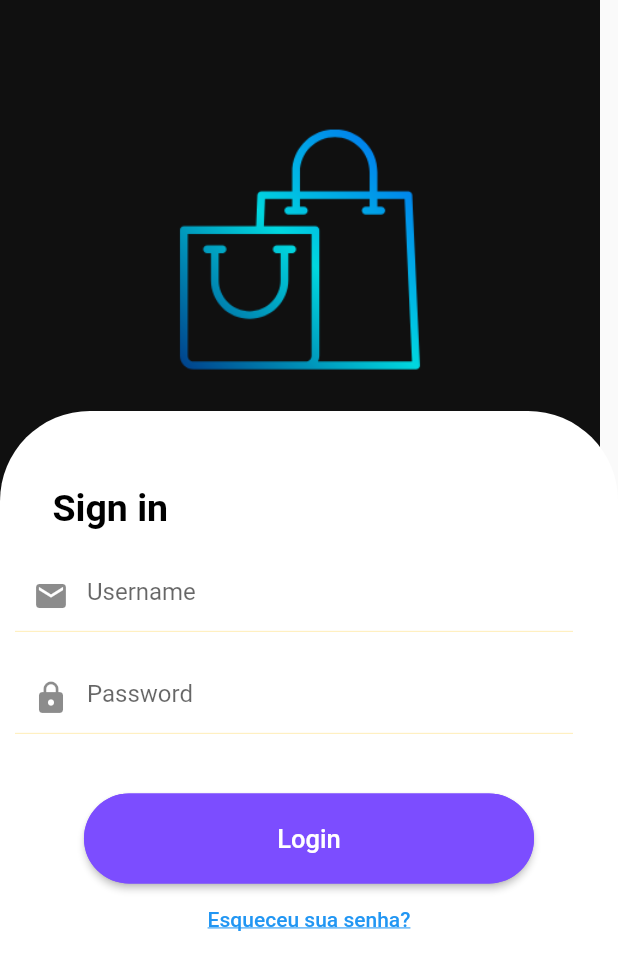
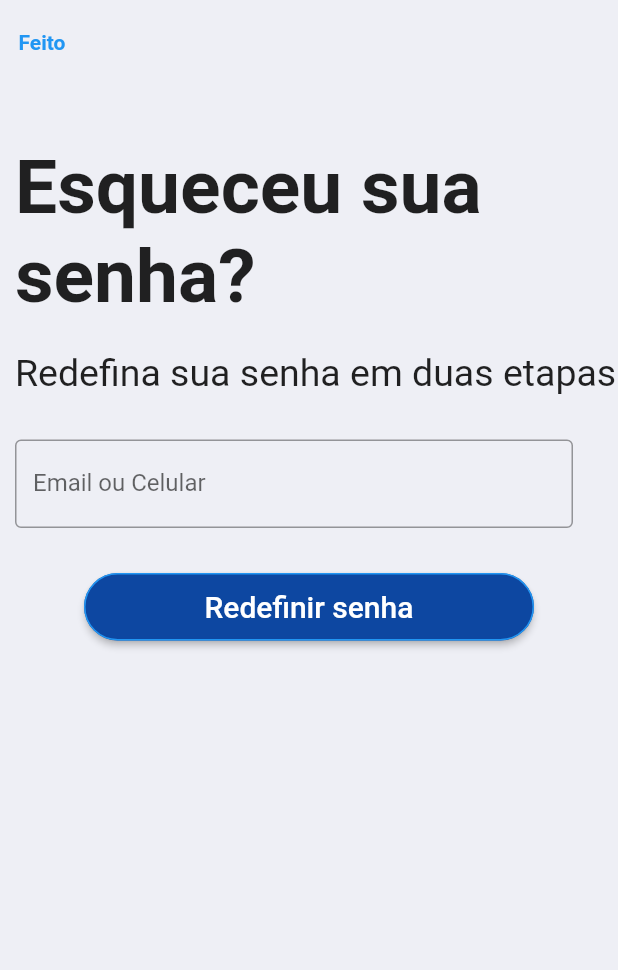
Before and after one commit to aalexsd/Minha-Loja, a Flutter app: the screen it shows after launch, after a tap on "Esqueceu sua senha?", on a phone screen of 412 x 824 dp. Shown: the top 970 px of the screen. Run offline on Flutter 3.47's test engine with Material 2 defaults, Android fonts, the phone set to English and light mode, and no system bars.

Commit message:
create forgot password screen

```diff
--- a/lib/main.dart
+++ b/lib/main.dart
@@ -1,4 +1,5 @@
 import 'package:flutter/material.dart';
+import 'package:testes/screens/forgot_password/forgot_password.dart';
 import 'package:testes/screens/login_screen/login_screen.dart';
 
 void main() {
@@ -16,7 +17,11 @@ class MyApp extends StatelessWidget {
       theme: ThemeData(
         primarySwatch: Colors.blue,
       ),
-      home: const LoginScreen(),
+      initialRoute: 'login',
+      routes: {
+        'login': (context) => const LoginScreen(),
+        'forgot_password': (context) => const ForgotPassword(),
+      },
     );
   }
 }
--- a/lib/screens/forgot_password/forgot_password.dart
+++ b/lib/screens/forgot_password/forgot_password.dart
@@ -0,0 +1,90 @@
+import 'package:flutter/material.dart';
+
+class ForgotPassword extends StatelessWidget {
+  const ForgotPassword({Key? key}) : super(key: key);
+
+  @override
+  Widget build(BuildContext context) {
+    return Scaffold(
+      backgroundColor: const Color(0xFFEEEFF5),
+      appBar: AppBar(
+        elevation: 0,
+        backgroundColor: const Color(0xFFEEEFF5),
+        leading: SizedBox(
+          child: TextButton(
+            child: const Text(
+              'Feito',
+              style: TextStyle(color: Colors.blue, fontWeight: FontWeight.bold),
+            ),
+            onPressed: () {
+              onButtonDoneClicked(context);
+            },
+          ),
+        ),
+      ),
+      body: Center(
+        child: Column(
+          crossAxisAlignment: CrossAxisAlignment.start,
+          children: [
+            const Padding(
+              padding: EdgeInsets.only(top: 40.0, left: 10),
+              child: Text(
+                'Esqueceu sua senha?',
+                style: TextStyle(fontSize: 50, fontWeight: FontWeight.bold),
+              ),
+            ),
+            const Padding(
+              padding: EdgeInsets.only(left: 10.0, top: 20),
+              child: Text(
+                'Redefina sua senha em duas etapas',
+                style: TextStyle(fontSize: 25),
+              ),
+            ),
+            Padding(
+              padding: const EdgeInsets.only(top: 30.0, left: 10, right: 30),
+              child: TextFormField(
+                decoration: const InputDecoration(
+                  hintText: 'Digite seu Email ou Celular',
+                  labelText: 'Email ou Celular',
+                  border: OutlineInputBorder(),
+                ),
+              ),
+            ),
+            Center(
+              child: Padding(
+                padding: const EdgeInsets.only(top: 30),
+                child: SizedBox(
+                  width: 300,
+                  height: 45,
+                  child: ElevatedButton(
+                    onPressed: () {
+                      onButtonDoneClicked(context);
+                      ScaffoldMessenger.of(context).showSnackBar(const SnackBar(
+                          content: Text('Verifique sua caixa de Email')));
+                    },
+                    style: ButtonStyle(
+                      backgroundColor:
+                          MaterialStateProperty.all(Colors.blue[900]),
+                      shape: MaterialStateProperty.all<RoundedRectangleBorder>(
+                          RoundedRectangleBorder(
+                              borderRadius: BorderRadius.circular(30.0),
+                              side: const BorderSide(color: Colors.blue))),
+                    ),
+                    child: const Text(
+                      'Redefinir senha',
+                      style: TextStyle(fontSize: 20),
+                    ),
+                  ),
+                ),
+              ),
+            ),
+          ],
+        ),
+      ),
+    );
+  }
+
+  void onButtonDoneClicked(BuildContext context) {
+    Navigator.of(context).pushReplacementNamed('login');
+  }
+}
--- a/lib/screens/login_screen/login_screen.dart
+++ b/lib/screens/login_screen/login_screen.dart
@@ -6,6 +6,7 @@ class LoginScreen extends StatelessWidget {
   @override
   Widget build(BuildContext context) {
     return Scaffold(
+      backgroundColor: const Color(0xFFEEEFF5),
         body: Stack(
           children: [
             SizedBox(
@@ -104,7 +105,7 @@ class LoginScreen extends StatelessWidget {
                             decoration: TextDecoration.underline
                           ),),
                           onPressed: (){
-                            print('Esqueci!');
+                            onForgotPasswordClicked(context);
                           },
                         ),
                       ),
@@ -117,3 +118,7 @@ class LoginScreen extends StatelessWidget {
         );
   }
 }
+
+void onForgotPasswordClicked(BuildContext context){
+  Navigator.of(context).pushNamed('forgot_password');
+}
```
Also changed, not shown: lib/screens/home_screen/home_screen.dart (added).
